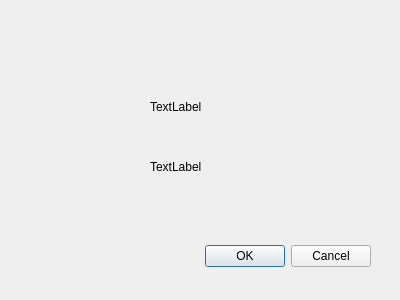
The window that alertdialog.ui (czhc001/Qt-Project-FAPIAO) describes before a commit, drawn with Qt 5.
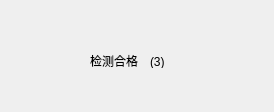
The same window after the commit.

The edit to the form file:
```diff
--- a/alertdialog.ui
+++ b/alertdialog.ui
@@ -6,53 +6,37 @@
    <rect>
     <x>0</x>
     <y>0</y>
-    <width>400</width>
-    <height>300</height>
+    <width>274</width>
+    <height>112</height>
    </rect>
   </property>
   <property name="windowTitle">
    <string>Dialog</string>
   </property>
-  <widget class="QDialogButtonBox" name="buttonBox">
-   <property name="geometry">
-    <rect>
-     <x>30</x>
-     <y>240</y>
-     <width>341</width>
-     <height>32</height>
-    </rect>
-   </property>
-   <property name="orientation">
-    <enum>Qt::Horizontal</enum>
-   </property>
-   <property name="standardButtons">
-    <set>QDialogButtonBox::Cancel|QDialogButtonBox::Ok</set>
-   </property>
-  </widget>
   <widget class="QLabel" name="label_0">
    <property name="geometry">
     <rect>
-     <x>150</x>
-     <y>100</y>
-     <width>63</width>
-     <height>13</height>
+     <x>90</x>
+     <y>40</y>
+     <width>51</width>
+     <height>41</height>
     </rect>
    </property>
    <property name="text">
-    <string>TextLabel</string>
+    <string>检测合格</string>
    </property>
   </widget>
   <widget class="QLabel" name="label_1">
    <property name="geometry">
     <rect>
      <x>150</x>
-     <y>160</y>
+     <y>55</y>
      <width>63</width>
      <height>13</height>
     </rect>
    </property>
    <property name="text">
-    <string>TextLabel</string>
+    <string>(3)</string>
    </property>
   </widget>
  </widget>
```
Left out of the diff: 37 changed lines with no effect on the pictures.
